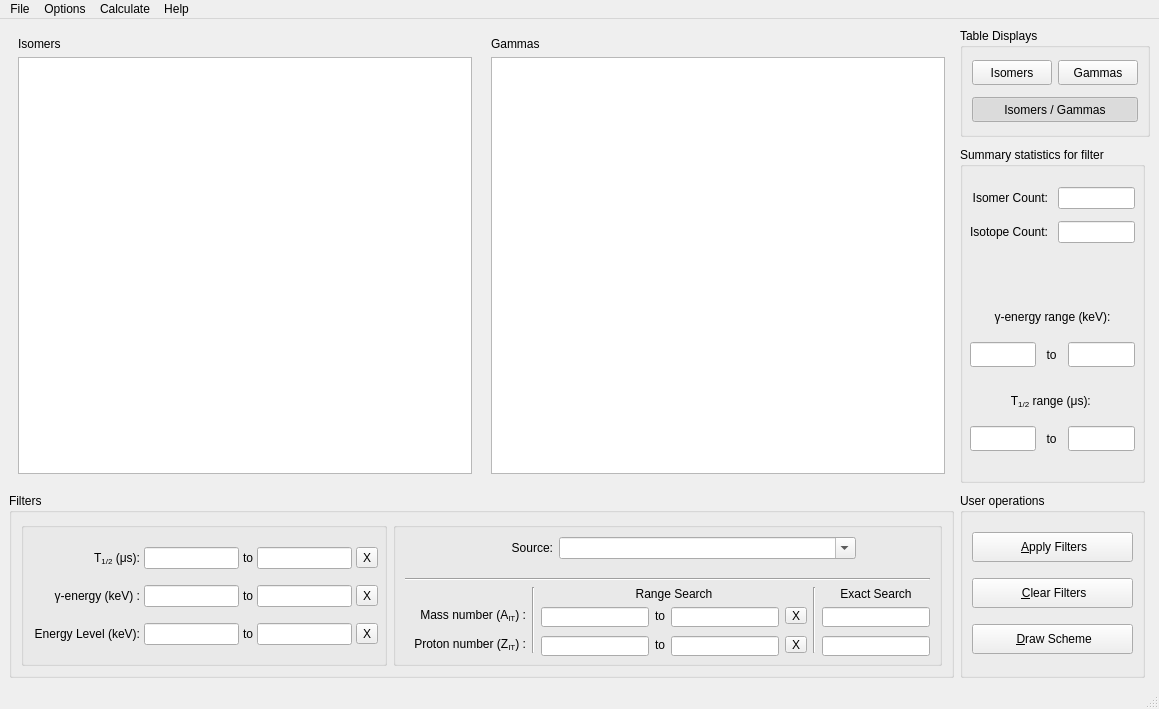
LISEcute/IsomerAPI, file g_Isomer/w_IsomerAPI.ui: the form before one commit.
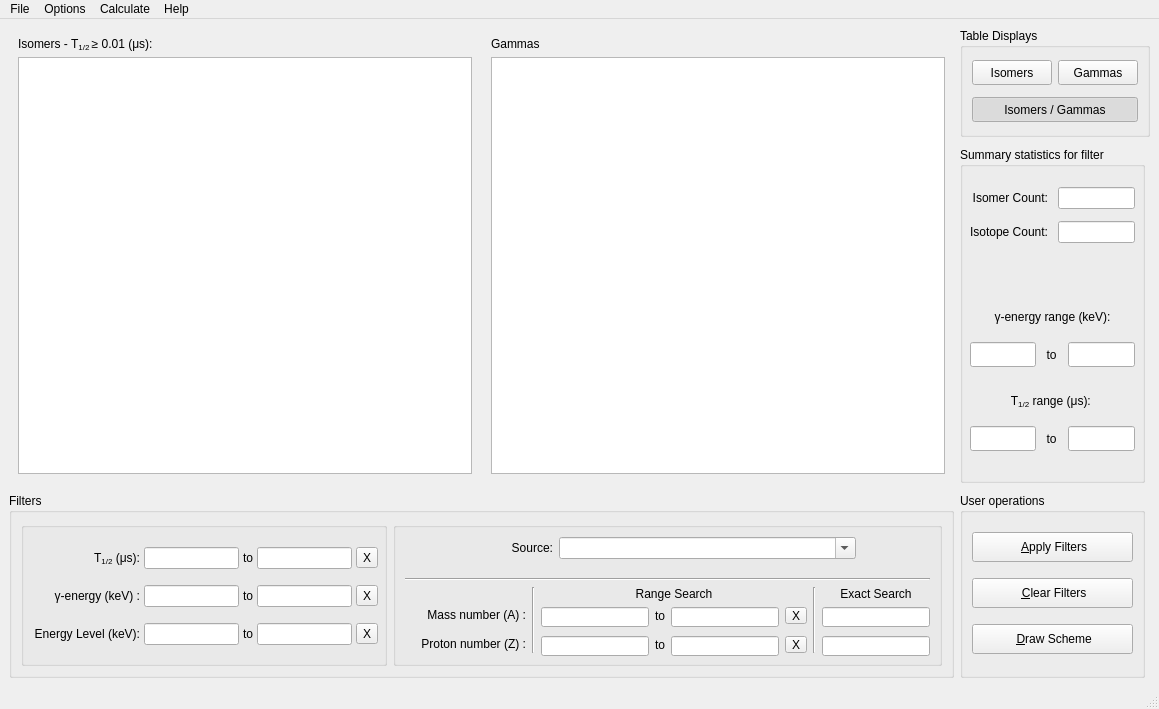
The form after the commit. The open tabs and pages were chosen to show the change. Icons and pictures are not drawn.

Patch:
```diff
--- a/g_Isomer/w_IsomerAPI.ui
+++ b/g_Isomer/w_IsomerAPI.ui
@@ -709,7 +709,7 @@
             <item row="3" column="0">
              <widget class="QLabel" name="label_15">
               <property name="text">
-               <string>Proton number (Z&lt;sub&gt;IT&lt;/sub&gt;) :</string>
+               <string>&lt;html&gt;&lt;head/&gt;&lt;body&gt;&lt;p&gt;Proton number (Z) :&lt;/p&gt;&lt;/body&gt;&lt;/html&gt;</string>
               </property>
               <property name="alignment">
                <set>Qt::AlignmentFlag::AlignRight|Qt::AlignmentFlag::AlignTrailing|Qt::AlignmentFlag::AlignVCenter</set>
@@ -751,7 +751,7 @@
             <item row="1" column="0">
              <widget class="QLabel" name="label_13">
               <property name="text">
-               <string>Mass number (A&lt;sub&gt;IT&lt;/sub&gt;) :</string>
+               <string>&lt;html&gt;&lt;head/&gt;&lt;body&gt;&lt;p&gt;Mass number (A) :&lt;/p&gt;&lt;/body&gt;&lt;/html&gt;</string>
               </property>
               <property name="alignment">
                <set>Qt::AlignmentFlag::AlignRight|Qt::AlignmentFlag::AlignTrailing|Qt::AlignmentFlag::AlignVCenter</set>
@@ -1424,7 +1424,7 @@
         <item row="0" column="0">
          <widget class="QLabel" name="label_7">
           <property name="text">
-           <string>&lt;html&gt;&lt;head/&gt;&lt;body&gt;&lt;p&gt;Isomers&lt;/p&gt;&lt;/body&gt;&lt;/html&gt;</string>
+           <string>&lt;html&gt;&lt;head/&gt;&lt;body&gt;&lt;p&gt;Isomers - T&lt;span style=&quot; vertical-align:sub;&quot;&gt;1/2 &lt;/span&gt;≥ 0.01 (μs):&lt;/p&gt;&lt;/body&gt;&lt;/html&gt;</string>
           </property>
          </widget>
         </item>
```
Left out of the diff: 2 changed lines with no effect on the pictures.
